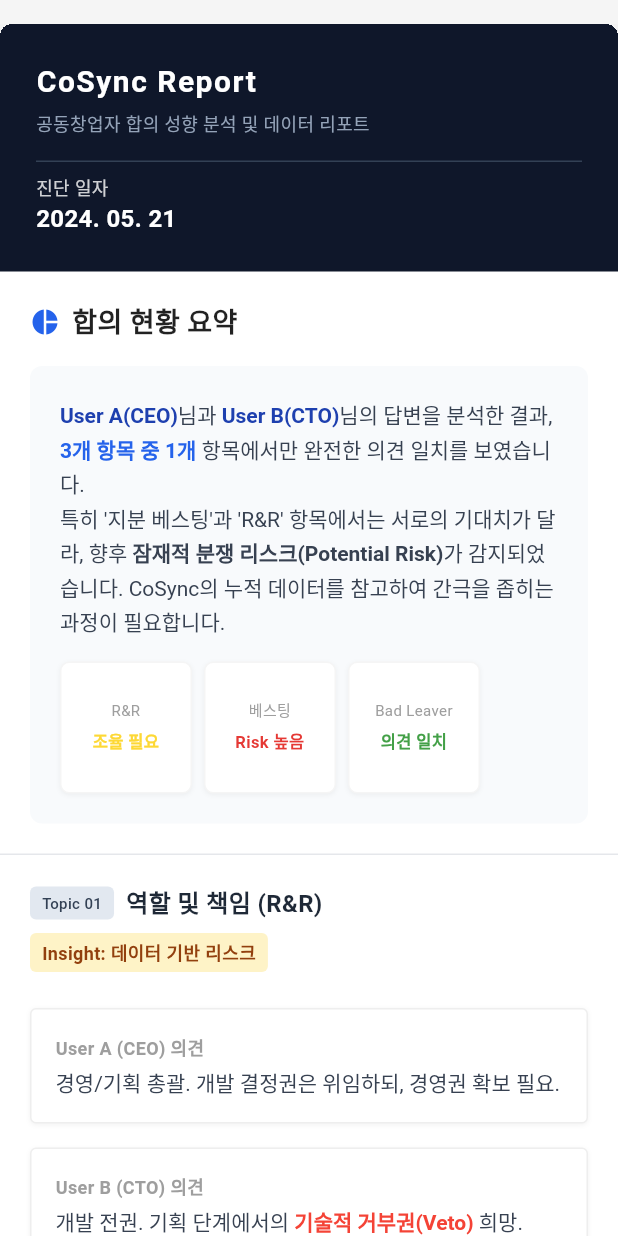
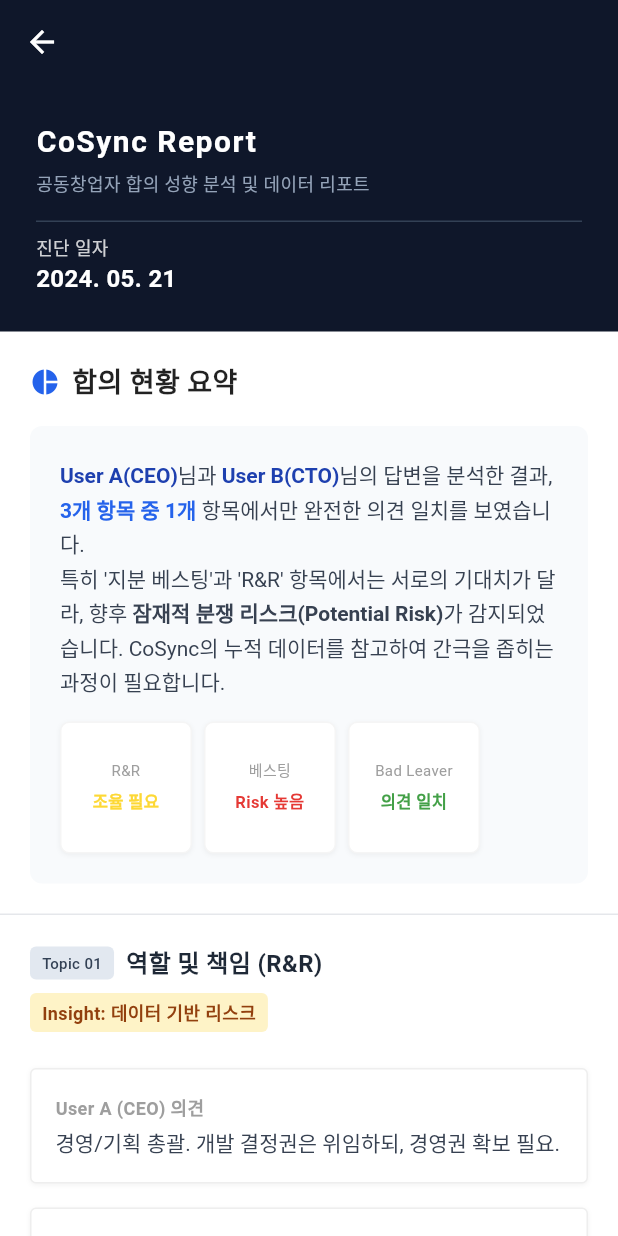
Before and after one commit to jumyeong2/flutter_demo, a Flutter app: the SampleReportPage screen opened directly, on a phone screen of 412 x 824 dp. Run offline on Flutter 3.47's test engine with Material 3 defaults, Android fonts, the phone set to English and light mode, and no system bars; our stand-ins replace firebase_core, get; accounts and stored records are empty; Roboto replaces fonts that are missing (Pretendard).

Commit message:
CoSync Report 데이터 리포트 수정

```diff
--- a/lib/ui/page/sample/sample_report.dart
+++ b/lib/ui/page/sample/sample_report.dart
@@ -10,15 +10,22 @@
 
     return Scaffold(
       backgroundColor: Colors.grey[100], // bg-gray-100
+      appBar: AppBar(
+        backgroundColor: const Color(0xFF0F172A),
+        elevation: 0,
+        leading: IconButton(
+          icon: const Icon(Icons.arrow_back, color: Colors.white),
+          onPressed: () => Navigator.of(context).pop(),
+        ),
+      ),
       body: SafeArea(
-        child: Padding(
-          padding: const EdgeInsets.only(top: 16),
         child: SingleChildScrollView(
           child: Center(
             child: Container(
               constraints: const BoxConstraints(maxWidth: 896), // max-w-4xl
-                margin:
-                    isMobile ? const EdgeInsets.only(bottom: 16) : const EdgeInsets.symmetric(vertical: 32),
+              margin: isMobile
+                  ? const EdgeInsets.only(bottom: 12)
+                  : const EdgeInsets.symmetric(vertical: 16),
               decoration: BoxDecoration(
                 color: Colors.white,
                 boxShadow: [
@@ -28,9 +35,7 @@
                     offset: const Offset(0, 10),
                   ), // shadow-xl
                 ],
-                  borderRadius: isMobile
-                      ? BorderRadius.circular(8)
-                      : BorderRadius.circular(8), // md:rounded-lg
+                borderRadius: BorderRadius.zero, // remove rounding on body
               ),
               clipBehavior: Clip.hardEdge, // overflow-hidden
               child: Column(
@@ -44,7 +49,6 @@
                   _buildDisclaimer(context, isMobile),
                   _buildFooter(context, isMobile),
                 ],
-                ),
               ),
             ),
           ),
```
Lines whose indentation alone changed are shown as unchanged.
